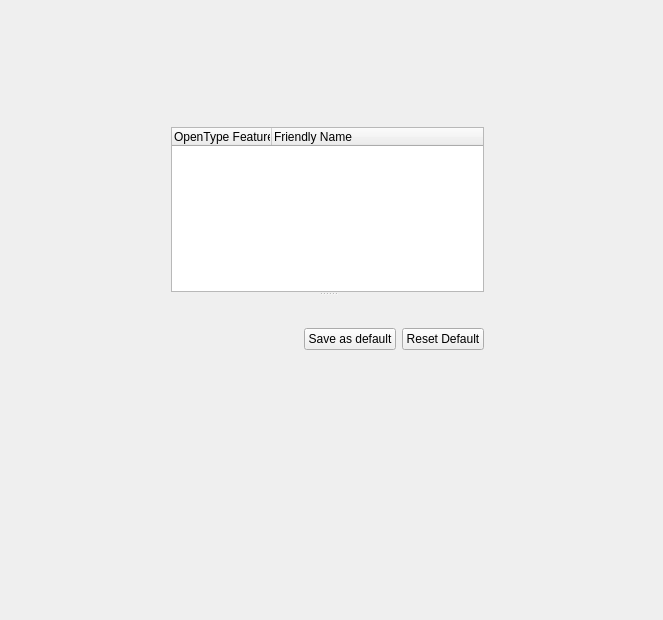
Qt form src/samplewidget.ui (fontmatrix/fontmatrix) before a commit.
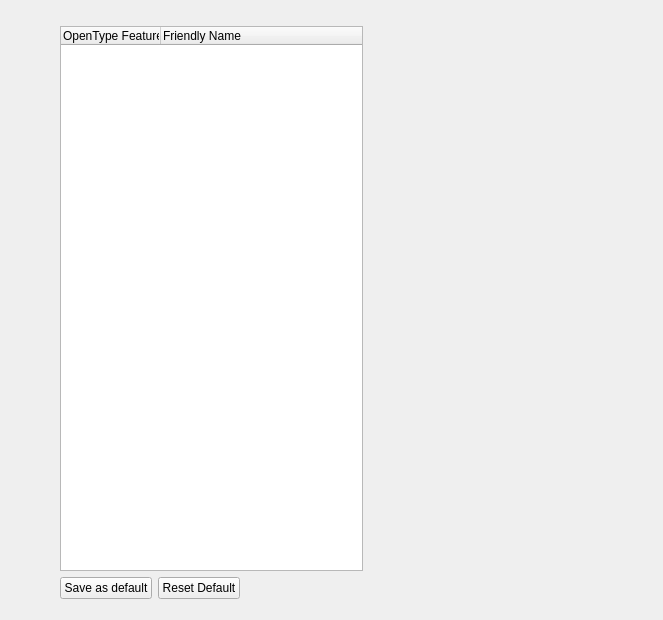
The same form after that commit. The open tabs and pages were chosen to show the change. Custom widgets are drawn as their Qt base class.

Commit message: Fixed - installed opentype widget  in new layout

The edit to the form file:
```diff
--- a/src/samplewidget.ui
+++ b/src/samplewidget.ui
@@ -160,15 +160,17 @@
       </widget>
      </widget>
      <widget class="QWidget" name="pageOpenType">
-      <widget class="QWidget" name="layoutWidget">
+      <widget class="QFrame" name="opentypeWidget">
        <property name="geometry">
         <rect>
-         <x>160</x>
-         <y>110</y>
-         <width>313</width>
-         <height>223</height>
+         <x>40</x>
+         <y>0</y>
+         <width>321</width>
+         <height>591</height>
         </rect>
        </property>
+       <layout class="QGridLayout" name="gridLayout_7">
+        <item row="0" column="0">
        <layout class="QGridLayout" name="gridLayout_4">
         <item row="0" column="0" colspan="3">
          <widget class="QSplitter" name="splitter">
@@ -202,35 +204,36 @@
             </property>
            </column>
           </widget>
-          <widget class="FMAltSelector" name="altSelect" native="true"/>
          </widget>
         </item>
         <item row="1" column="0">
+           <widget class="QPushButton" name="saveDefOTFBut">
+            <property name="text">
+             <string>Save as default</string>
+            </property>
+           </widget>
+          </item>
+          <item row="1" column="1">
+           <widget class="QPushButton" name="resetDefOTFBut">
+            <property name="text">
+             <string>Reset Default</string>
+            </property>
+           </widget>
+          </item>
+          <item row="1" column="2">
          <spacer name="horizontalSpacer">
           <property name="orientation">
            <enum>Qt::Horizontal</enum>
           </property>
           <property name="sizeHint" stdset="0">
            <size>
-            <width>53</width>
+              <width>40</width>
             <height>20</height>
            </size>
           </property>
          </spacer>
         </item>
-        <item row="1" column="1">
-         <widget class="QPushButton" name="saveDefOTFBut">
-          <property name="text">
-           <string>Save as default</string>
-          </property>
-         </widget>
-        </item>
-        <item row="1" column="2">
-         <widget class="QPushButton" name="resetDefOTFBut">
-          <property name="text">
-           <string>Reset Default</string>
-          </property>
-         </widget>
+         </layout>
         </item>
        </layout>
       </widget>
@@ -322,12 +325,6 @@
    <header>textprogression.h</header>
    <container>1</container>
   </customwidget>
-  <customwidget>
-   <class>FMAltSelector</class>
-   <extends>QWidget</extends>
-   <header>fmaltselector.h</header>
-   <container>1</container>
-  </customwidget>
   <customwidget>
    <class>FloatingWidgetToolBar</class>
    <extends>QWidget</extends>
```
Left out of the diff: 4 changed lines with no effect on the pictures. Lines whose indentation alone changed are shown as unchanged. The commit also changes 3 other files.
